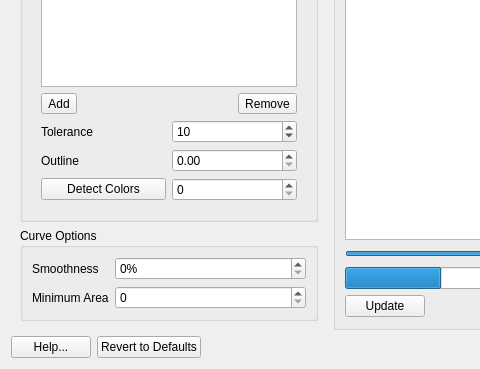
Above: src/gui/widgets/dialogs/trace_dialog.ui from mbasaglia/glaxnimate before the change; both pictures show x 0 to 480 and y 291 to 660 of the 771 by 660 pixel window. Below: the same form after it.
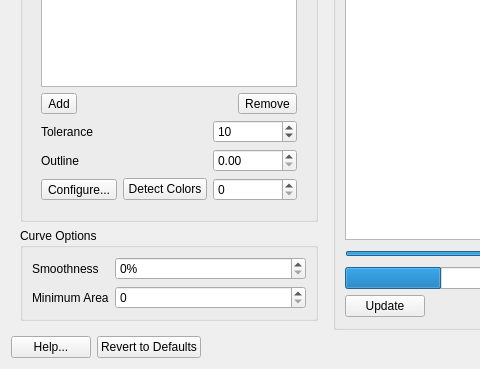
That is the form after the change. Icons and pictures are not drawn. Custom widgets are drawn as their Qt base class.

Commit message: k-means color quantization

What changed in the file:
```diff
--- a/src/gui/widgets/dialogs/trace_dialog.ui
+++ b/src/gui/widgets/dialogs/trace_dialog.ui
@@ -215,14 +215,35 @@
                </item>
                <item>
                 <layout class="QGridLayout" name="gridLayout">
-                 <item row="2" column="0">
-                  <widget class="QPushButton" name="pushButton_2">
+                 <item row="3" column="2">
+                  <widget class="QSpinBox" name="spin_color_count">
+                   <property name="maximum">
+                    <number>32</number>
+                   </property>
+                  </widget>
+                 </item>
+                 <item row="1" column="2">
+                  <widget class="QDoubleSpinBox" name="spin_outline">
+                   <property name="singleStep">
+                    <double>0.500000000000000</double>
+                   </property>
+                  </widget>
+                 </item>
+                 <item row="0" column="0" colspan="2">
+                  <widget class="QLabel" name="label_tolerance">
                    <property name="text">
-                    <string>Detect Colors</string>
+                    <string>Tolerance</string>
                    </property>
                   </widget>
                  </item>
-                 <item row="0" column="1">
+                 <item row="1" column="0" colspan="2">
+                  <widget class="QLabel" name="label_9">
+                   <property name="text">
+                    <string>Outline</string>
+                   </property>
+                  </widget>
+                 </item>
+                 <item row="0" column="2">
                   <widget class="QSpinBox" name="spin_tolerance">
                    <property name="minimum">
                     <number>0</number>
@@ -238,31 +259,23 @@
                    </property>
                   </widget>
                  </item>
-                 <item row="0" column="0">
-                  <widget class="QLabel" name="label_tolerance">
+                 <item row="3" column="1">
+                  <widget class="QPushButton" name="pushButton_2">
                    <property name="text">
-                    <string>Tolerance</string>
+                    <string>Detect Colors</string>
                    </property>
                   </widget>
                  </item>
-                 <item row="2" column="1">
-                  <widget class="QSpinBox" name="spin_color_count">
-                   <property name="maximum">
-                    <number>32</number>
+                 <item row="3" column="0">
+                  <widget class="QToolButton" name="toolButton_3">
+                   <property name="toolTip">
+                    <string>Configure Color Detection</string>
                    </property>
-                  </widget>
-                 </item>
-                 <item row="1" column="0">
-                  <widget class="QLabel" name="label_9">
                    <property name="text">
-                    <string>Outline</string>
+                    <string>Configure...</string>
                    </property>
-                  </widget>
-                 </item>
-                 <item row="1" column="1">
-                  <widget class="QDoubleSpinBox" name="spin_outline">
-                   <property name="singleStep">
-                    <double>0.500000000000000</double>
+                   <property name="icon">
+                    <iconset theme="settings-configure"/>
                    </property>
                   </widget>
                  </item>
```
Left out of the diff: 27 changed lines with no effect on the pictures. The commit also changes 10 other files.
